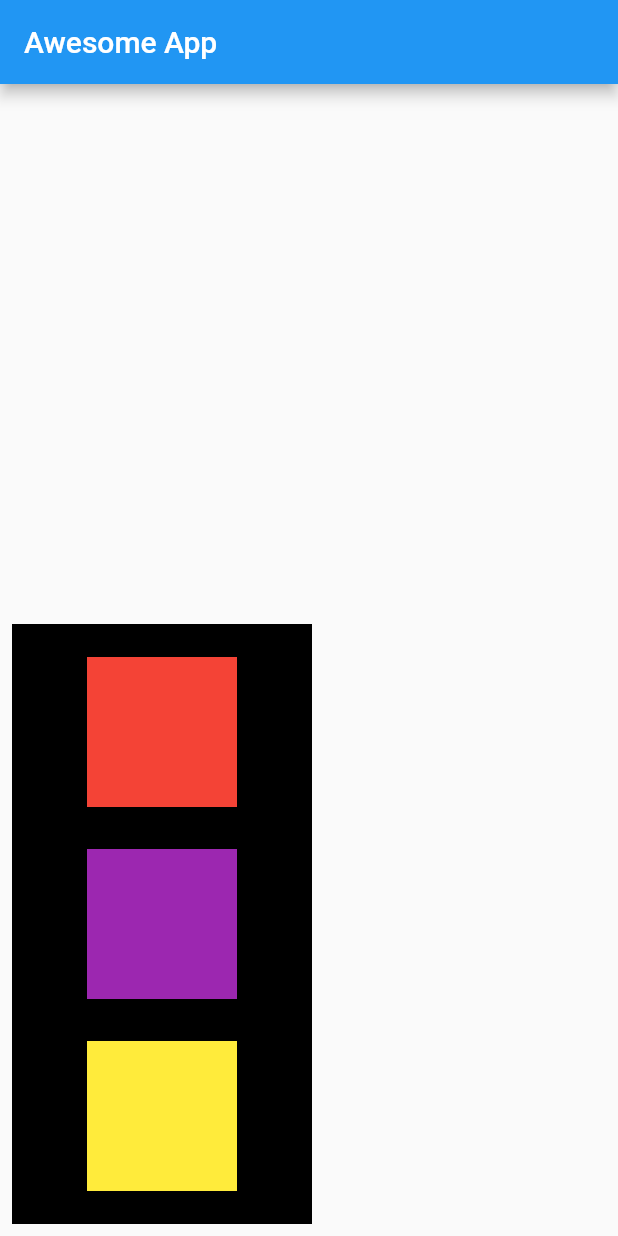
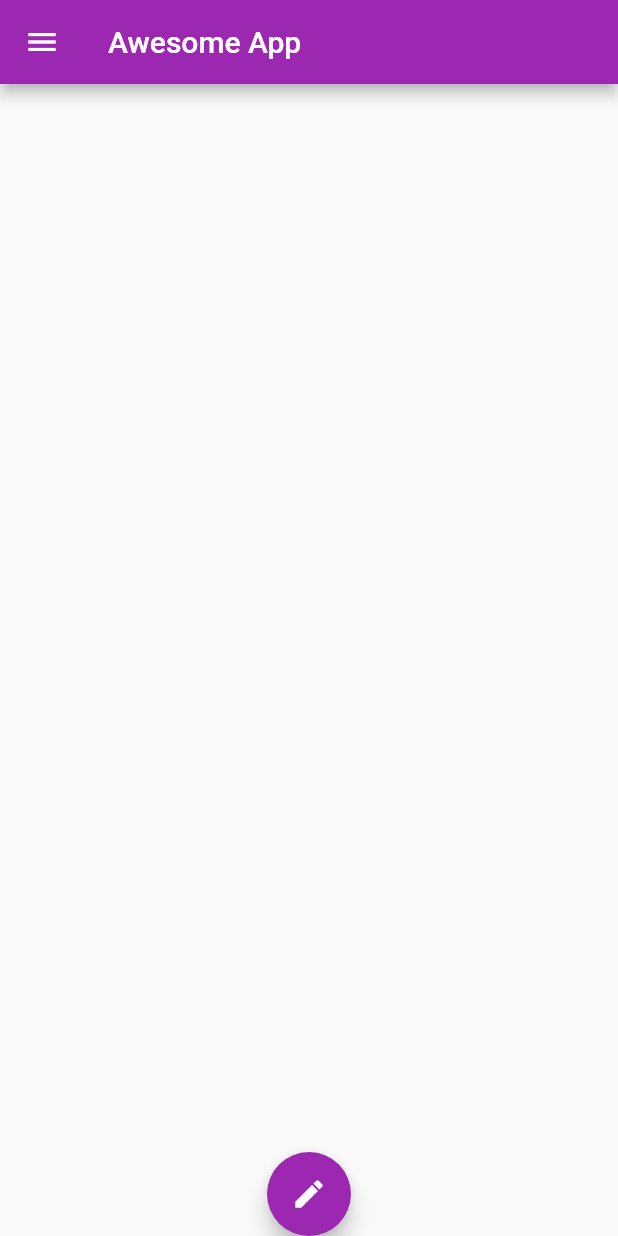
Before and after one commit to AkritiSubedi/Flutter_chapter-wise-for-beginners, a Flutter app: the screen it shows after launch, on a phone screen of 412 x 824 dp. Run offline on Flutter 3.47's test engine with Material 2 defaults, Android fonts, the phone set to English and light mode, and no system bars.

Commit message:
ch-4 completed

```diff
--- a/lib/main.dart
+++ b/lib/main.dart
@@ -1,10 +1,15 @@
 import 'package:flutter/material.dart';
 
 void main() {
-  runApp(MaterialApp(
+  runApp(
+    MaterialApp(
       title: "App",
       home: Homepage(),
-  ));
+      theme: ThemeData(
+        primarySwatch: Colors.purple,
+      ),
+    ),
+  );
 }
 
 class Homepage extends StatelessWidget {
@@ -16,43 +21,41 @@ class Homepage extends StatelessWidget {
       appBar: AppBar(
         title: Text("Awesome App"),
       ),
-        body: Padding(
-          padding: const EdgeInsets.all(8.0),
-          child: Align(
-            alignment: Alignment.bottomLeft,
-            child: Container(
-              color: Colors.black,
-              width: 200,
-              height: 400,
-              child: Padding(
-                padding: const EdgeInsets.all(8.0),
-                child: Column(
-                  mainAxisAlignment: MainAxisAlignment.spaceAround,
-                  crossAxisAlignment: CrossAxisAlignment.center,
+      body: Container(),
+      drawer: Drawer(
+        child: ListView(
+          padding: EdgeInsets.zero,
           children: <Widget>[
-                    Container(
-                  padding: EdgeInsets.all(8),
-                  width: 100,
-                  height: 100,
-                  color: Colors.red,
+            UserAccountsDrawerHeader(
+              accountName: Text("Akriti Subedi"),
+              accountEmail: Text("aakusubedi075@gmail.com"),
+              currentAccountPicture:CircleAvatar(
+                backgroundImage: NetworkImage("https://images.unsplash.com/photo-1487412720507-e7ab37603c6f?ixlib=rb-4.0.3&ixid=M3wxMjA3fDB8MHxwaG90by1wYWdlfHx8fGVufDB8fHx8fA%3D%3D&auto=format&fit=crop&w=871&q=80"),
+              ) ,
               ),
-                Container(
-                  padding: EdgeInsets.all(8),
-                  width: 100,
-                  height: 100,
-                  color: Colors.purple,
+            ListTile(leading: Icon(Icons.person),
+            title: Text("Account"),
+            subtitle: Text("Personal"),
+            trailing: Icon(Icons.edit),
             ),
-                Container(
-                  padding: EdgeInsets.all(8),
-                  width: 100,
-                  height: 100,
-                  color: Colors.yellow,
+            ListTile(leading: Icon(Icons.email),
+            title: Text("Email"),
+            subtitle: Text("Personal"),
+            trailing: Icon(Icons.send),
+            ),
+            ListTile(leading: Icon(Icons.location_city),
+            title: Text("Location"),
+            subtitle: Text("Personal"),
+            trailing: Icon(Icons.search),
             )
           ],
         ),
       ),
+      floatingActionButtonLocation: FloatingActionButtonLocation.centerDocked,
+      floatingActionButton: FloatingActionButton(
+        onPressed: () {},
+        child: Icon(Icons.edit),
       ),
-          ),
-        ));
+    );
   }
 }
--- a/pubspec.yaml
+++ b/pubspec.yaml
@@ -59,7 +59,7 @@ flutter:
   uses-material-design: true
 
   # To add assets to your application, add an assets section, like this:
-  # assets:
+  assets:
   #   - images/a_dot_burr.jpeg
   #   - images/a_dot_ham.jpeg
 
```
Lines whose indentation alone changed are shown as unchanged.
